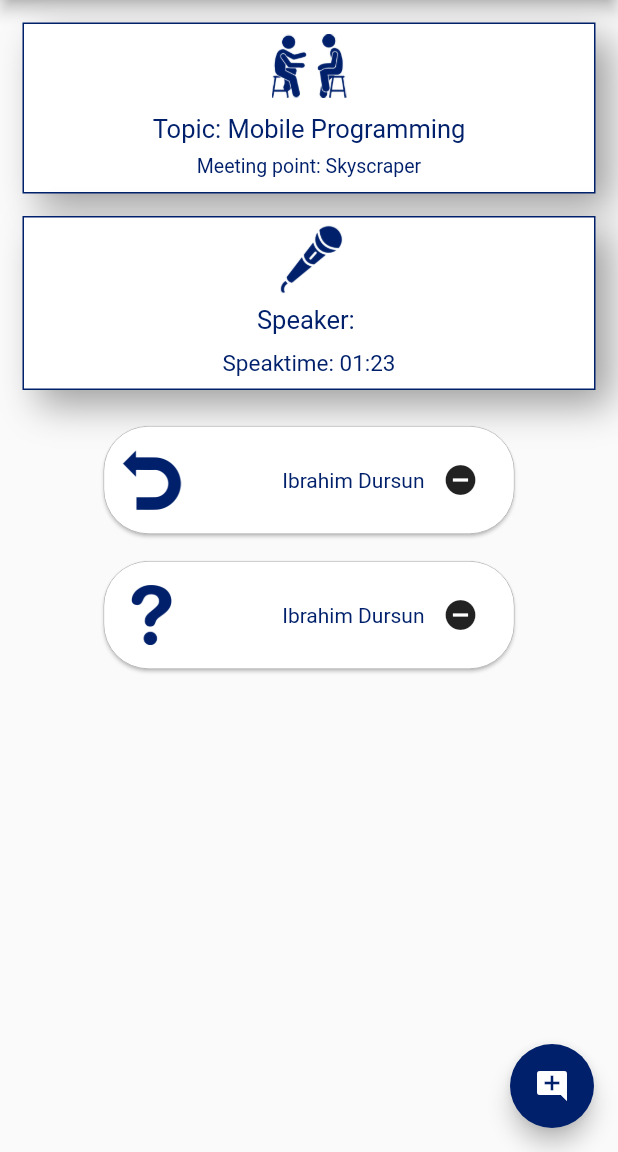
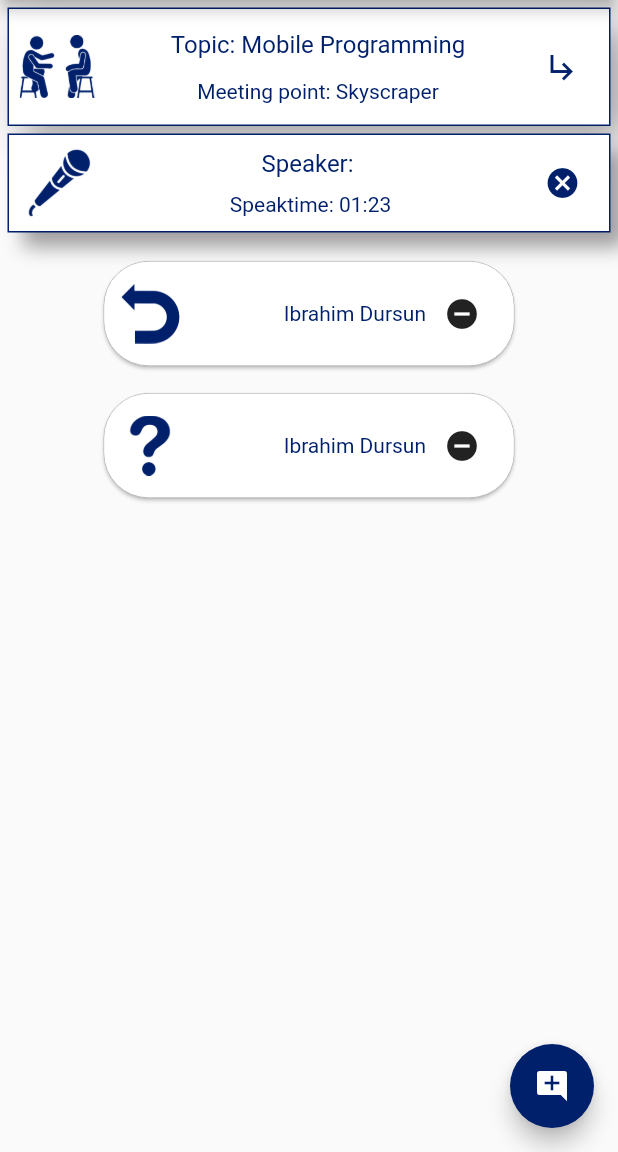
Before and after one commit to Murmelmunz/mop_frontend, a Flutter app: the CreateRoomPage3 screen opened directly with empty values, after a tap on the "arrow left" icon, after a tap on the "arrow right" icon, after a tap on "Create Room", on a phone screen of 412 x 824 dp, the part 84-1236 px from its top. Run offline on Flutter 3.47's test engine with Material 2 defaults, Android fonts, the phone set to English and light mode, and no system bars; our stand-ins replace shared_preferences; accounts and stored records are empty.

Commit message:
icons and functionality in room und search

```diff
--- a/lib/screens/room.dart
+++ b/lib/screens/room.dart
@@ -41,9 +41,10 @@ class _RoomPageState extends State<RoomPage> {
           ),
           clipBehavior: Clip.antiAliasWithSaveLayer,
           child: Container(
-            padding: EdgeInsets.all(12),
+            padding: EdgeInsets.all(11),
             child: Row(
-                mainAxisAlignment: MainAxisAlignment.start,
+                mainAxisAlignment: MainAxisAlignment.spaceBetween,
+                crossAxisAlignment: CrossAxisAlignment.center,
                 children: [
                   Expanded(
                     child: Align(
@@ -100,9 +101,9 @@ class _RoomPageState extends State<RoomPage> {
           child: Column (
               children: [
                 Container(
-                  margin: const EdgeInsets.all(15.0),
-                  padding: const EdgeInsets.all(3.0),
-                  width: 400,
+                  margin: EdgeInsets.all(5.0),
+                  padding: EdgeInsets.all(2.0),
+                  width: 600,
                   decoration: new BoxDecoration(
                     color: Colors.white,
                     border: new Border.all(color: Color(0xFF00206B)),
@@ -114,35 +115,49 @@ class _RoomPageState extends State<RoomPage> {
                       )
                     ],
                   ),
-                  child: Column(
+
+
+                  child: Row(
+                    mainAxisAlignment: MainAxisAlignment.spaceBetween,
+                    crossAxisAlignment: CrossAxisAlignment.center,
                     children: <Widget>[
-                      Image.asset(
+                      Container(
+                        child: Align(
+                          child: Image.asset(
                             'lib/assets/discussion_icon.png',
                             height: 50,
                             width: 50,
                           ),
-                      FutureBuilder<Room>(
+                          alignment: Alignment.centerLeft,
+                        ),
+                        margin: EdgeInsets.all(5),
+                      ),
+
+                      Container(
+                        margin: EdgeInsets.only(top: 5, left: 10, bottom: 5),
+                        child: FutureBuilder<Room>(
                           future: Network().fetchRoom(roomId),
                           builder: (context, snapshot) {
                             if (snapshot.hasData) {
                               return Container(
                                 child: Column(
+                                  mainAxisAlignment: MainAxisAlignment.center,
                                   children: <Widget>[
                                     Container(
                                       padding: EdgeInsets.only(top: 7, bottom: 7),
                                       child: Text(
                                         'Topic: ' + snapshot.data.topic,
                                         style: TextStyle(
-                                        fontSize: 17,
+                                          fontSize: 16,
                                         ),
                                       ),
                                     ),
                                     Container(
-                                    padding: EdgeInsets.only(top: 0, bottom: 7),
+                                      padding: EdgeInsets.only(top: 7, bottom: 7),
                                       child: Text(
                                         'Meeting point: ' + snapshot.data.meetingPoint,
                                         style: TextStyle(
-                                        fontSize: 13,
+                                          fontSize: 14,
                                         ),
                                       ),
                                     ),
@@ -157,15 +172,26 @@ class _RoomPageState extends State<RoomPage> {
 
                           },
                         ),
+                      ),
+                      Container(
+                          margin: EdgeInsets.all(5),
+                          child: IconButton(
+                            color: Color(0xFF00206B),
+                            icon: Icon(Icons.subdirectory_arrow_right),
+                            onPressed: () {
+                            },
+                          ),
+                      ),
+
                     ],
                   ),
 
 
                 ),
                 Container(
-                  margin: const EdgeInsets.only(left: 15.0, right: 15.0, bottom: 15.0),
-                  padding: const EdgeInsets.all(3.0),
-                  width: 400,
+                  margin: EdgeInsets.only(left: 5.0, right: 5.0, bottom: 10.0),
+                  padding: EdgeInsets.all(2.0),
+                  width: 600,
                   decoration: new BoxDecoration(
                       color: Colors.white,
                       border: new Border.all(color: Color(0xFF00206B)),
@@ -173,7 +199,7 @@ class _RoomPageState extends State<RoomPage> {
                         new BoxShadow(
                           color: Colors.grey,
                           offset: new Offset(10.0, 10.0),
-                          blurRadius: 20.0,
+                          blurRadius: 10.0,
                         )
                         ],
                   ),
@@ -181,19 +207,27 @@ class _RoomPageState extends State<RoomPage> {
                     future: Network().fetchRoomContributions(new Room(roomId, null, null, null, null, null)),
                     builder: (context, snapshot) {
                       if (snapshot.hasData) {
-                        return Column(
+                        return Row(
+                          mainAxisAlignment: MainAxisAlignment.spaceBetween,
+                          crossAxisAlignment: CrossAxisAlignment.center,
                           children: <Widget>[
-                            Image.asset(
+                          Container(
+                          margin: EdgeInsets.all(5),
+                              child: Image.asset(
                                 'lib/assets/speaker_icon.png',
                                 height: 50,
                                 width: 50,
                               ),
+                          ),
+
+                          Column(
+                            children: <Widget>[
                               Container(
                                 padding: EdgeInsets.all(5),
                                 child: Text(
                                   "Speaker: $userName",
                                   style: TextStyle(
-                                  fontSize: 17,
+                                    fontSize: 16,
                                   ),
                                 ),
                               ),
@@ -202,11 +236,22 @@ class _RoomPageState extends State<RoomPage> {
                                 child: Text(
                                   "Speaktime: 01:23",
                                   style: TextStyle(
-                                  fontSize: 15,
+                                    fontSize: 14,
                                   ),
                                 ),
                               ),
+                            ],
+                          ),
 
+                          Container(
+                            margin: EdgeInsets.all(5),
+                            child: IconButton(
+                              color: Color(0xFF00206B),
+                              icon: Icon(Icons.cancel),
+                              onPressed: () {
+                              },
+                            ),
+                          ),
                           ],
                         );
                       } else if (snapshot.hasError) {
--- a/lib/utils/network.dart
+++ b/lib/utils/network.dart
@@ -190,6 +190,7 @@ class NetworkDemo {
             "roomId": 84,
             "name": "Mobile Programming",
             "meetingPoint": "Cafeteria",
+            "password": "hallo",
             "categories": [
               {
                 "name": "Category1",
--- a/pubspec.yaml
+++ b/pubspec.yaml
@@ -54,6 +54,8 @@ flutter:
     - lib/assets/antwort_icon.png
     - lib/assets/discussion_icon.png
     - lib/assets/speaker_icon.png
+    - lib/assets/Schloss_Icon_Geschlossen.png
+    - lib/assets/schloss_icon_offen.png
 
   # An image asset can refer to one or more resolution-specific "variants", see
   # https://flutter.io/assets-and-images/#resolution-aware.
```
Also changed, not shown: lib/widgets/rooms_list.dart (+58 -10 lines), lib/assets/Schloss_Icon_Geschlossen.png (added), lib/assets/schloss_icon_offen.png (added). Lines whose indentation alone changed are shown as unchanged.
